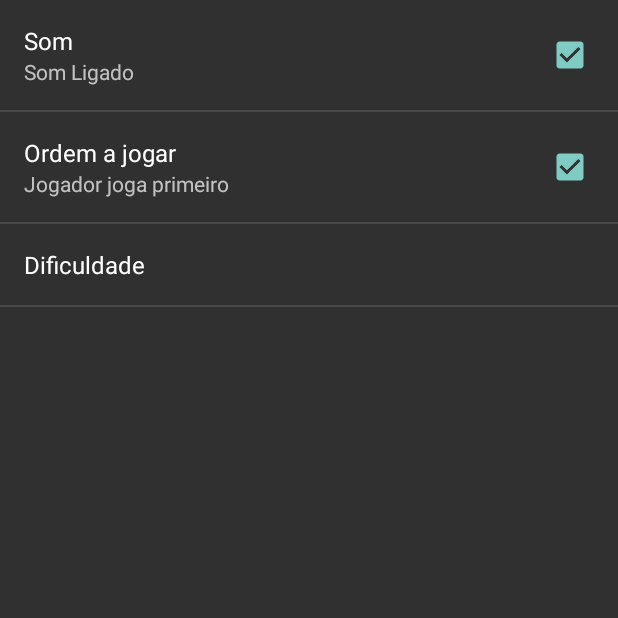
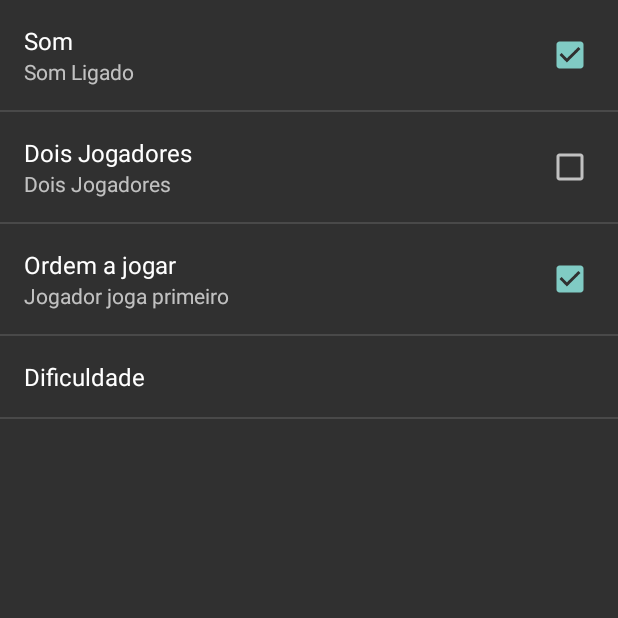
Before and after one commit to NetoPedro/TicTacToe, an Android app: the Opcoes screen opened directly, with no data from a screen before it, after a tap on "General", on a phone screen of 412 x 824 dp, the top half of it. Run offline under Robolectric (Android 15) with nearby library versions, the phone set to English and light mode, and no system bars.

Commit message:
Adição de um multiplayer local

```diff
--- a/app/src/main/java/com/trimteam/tictactoe/MainActivity.java
+++ b/app/src/main/java/com/trimteam/tictactoe/MainActivity.java
@@ -15,6 +15,7 @@ import android.preference.PreferenceManager;
 import android.support.v4.util.TimeUtils;
 import android.support.v7.app.AppCompatActivity;
 import android.os.Bundle;
+import android.view.Display;
 import android.view.View;
 import android.widget.ImageView;
 
@@ -168,7 +169,6 @@ public class MainActivity extends AppCompatActivity {
         } else {
             screenOn = pm.isScreenOn();
         }
-
         if (screenOn) {
             if (mServ != null) {
                 if (mServ.mPlayer == null) {
--- a/app/src/main/res/xml/pref_general.xml
+++ b/app/src/main/res/xml/pref_general.xml
@@ -8,6 +8,12 @@
         android:title="Som"
         android:summary="Som Ligado"
         android:defaultValue="true"
+        ></CheckBoxPreference>
+    <CheckBoxPreference
+        android:key="dois_jogadores"
+        android:title="Dois Jogadores"
+        android:summary="Dois Jogadores"
+        android:defaultValue="false"
         ></CheckBoxPreference>
     <CheckBoxPreference
         android:key="ordem_jogar"
```
Also changed, not shown: app/src/main/java/com/trimteam/tictactoe/TabuleiroActivity.java (+15 -0 lines), app/src/main/java/com/trimteam/tictactoe/TabuleiroDeJogo.java (+11 -3 lines).
